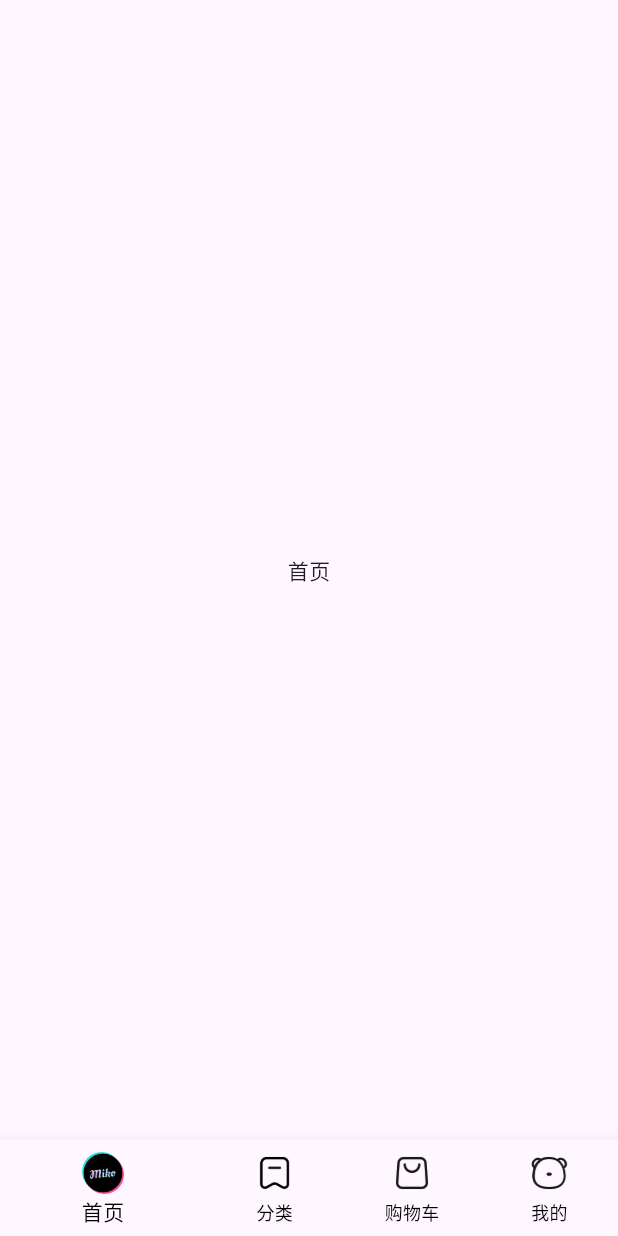
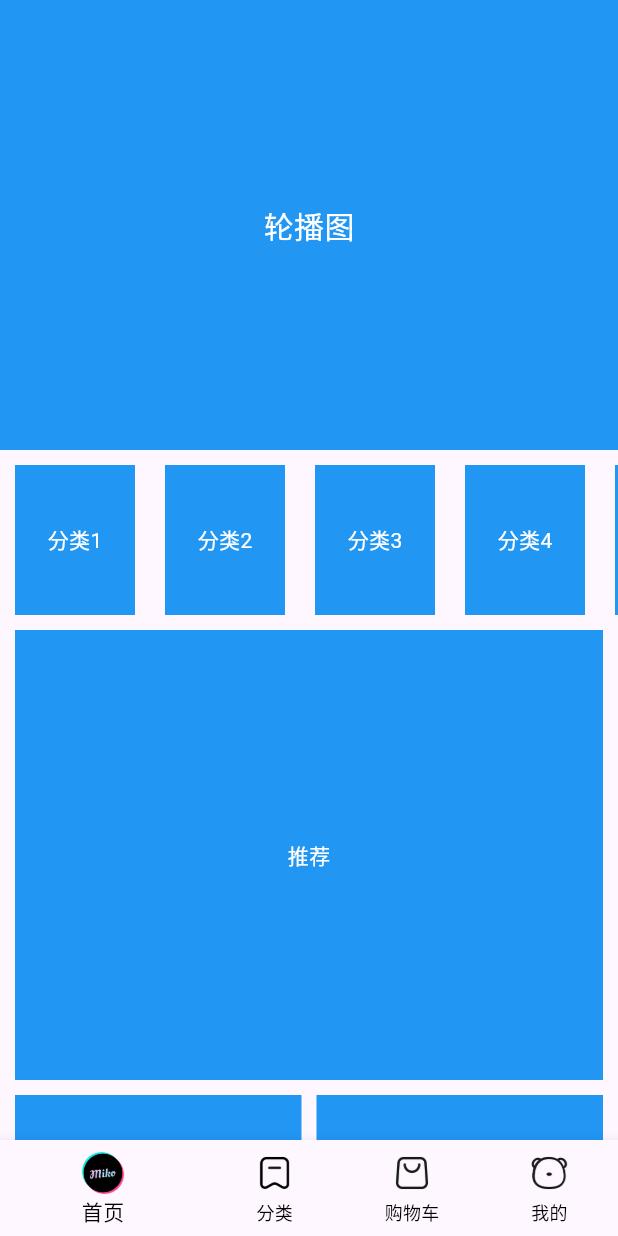
Before and after one commit to shzdwghzjxcbtT-T/flutter_study, a Flutter app: the screen it shows after launch, on a phone screen of 412 x 824 dp. Run offline on Flutter 3.47's test engine with Material 3 defaults, Android fonts, the phone set to English and light mode, and no system bars.

Commit message:
完成首页基础布局

```diff
--- /dev/null
+++ b/lib/components/Home/HmCategory.dart
@@ -0,0 +1,34 @@
+import 'package:flutter/material.dart';
+
+class HmCategory extends StatefulWidget {
+  HmCategory({Key? key}) : super(key: key);
+
+  @override
+  _HmCategoryState createState() => _HmCategoryState();
+}
+
+class _HmCategoryState extends State<HmCategory> {
+  @override
+  Widget build(BuildContext context) {
+    return SizedBox(
+      height: 100,
+      child: ListView.builder(
+        scrollDirection: Axis.horizontal,
+        itemCount: 10,
+        itemBuilder: (BuildContext context, int index) {
+          return Container(
+            alignment: Alignment.center,
+            width: 80,
+            height: 100,
+            color: Colors.blue,
+            child: Text(
+              "分类${index + 1}",
+              style: TextStyle(color: Colors.white),
+            ),
+            margin: EdgeInsets.symmetric(horizontal: 10),
+          );
+        },
+      ),
+    );
+  }
+}
--- /dev/null
+++ b/lib/components/Home/HmHot.dart
@@ -0,0 +1,20 @@
+import 'package:flutter/material.dart';
+
+class HmHot extends StatefulWidget {
+  HmHot({Key? key}) : super(key: key);
+
+  @override
+  _HmHotState createState() => _HmHotState();
+}
+
+class _HmHotState extends State<HmHot> {
+  @override
+  Widget build(BuildContext context) {
+    return Container(
+      height: 200,
+      color: Colors.blue,
+      alignment: Alignment.center,
+      child: Text('爆款推荐', style: TextStyle(color: Colors.white)),
+    );
+  }
+}
--- /dev/null
+++ b/lib/components/Home/HmMoreList.dart
@@ -0,0 +1,28 @@
+import 'package:flutter/material.dart';
+
+class HmMoreList extends StatefulWidget {
+  HmMoreList({Key? key}) : super(key: key);
+
+  @override
+  _HmMoreListState createState() => _HmMoreListState();
+}
+
+class _HmMoreListState extends State<HmMoreList> {
+  @override
+  Widget build(BuildContext context) {
+    return SliverGrid.builder(
+      gridDelegate: SliverGridDelegateWithFixedCrossAxisCount(
+        crossAxisCount: 2,
+        mainAxisSpacing: 10,
+        crossAxisSpacing: 10,
+      ),
+      itemBuilder: (BuildContext context, int index) {
+        return Container(
+          color: Colors.blue,
+          alignment: Alignment.center,
+          child: Text("商品", style: TextStyle(color: Colors.white)),
+        );
+      },
+    );
+  }
+}
--- /dev/null
+++ b/lib/components/Home/HmSlider.dart
@@ -0,0 +1,20 @@
+import 'package:flutter/material.dart';
+
+class HmSlider extends StatefulWidget {
+  HmSlider({Key? key}) : super(key: key);
+
+  @override
+  _HmSliderState createState() => _HmSliderState();
+}
+
+class _HmSliderState extends State<HmSlider> {
+  @override
+  Widget build(BuildContext context) {
+    return Container(
+      height: 300,
+      color: Colors.blue,
+      alignment: Alignment.center,
+      child: Text("轮播图", style: TextStyle(fontSize: 20, color: Colors.white)),
+    );
+  }
+}
--- /dev/null
+++ b/lib/components/Home/HmSuggestion.dart
@@ -0,0 +1,23 @@
+import 'package:flutter/material.dart';
+
+class HmSuggestion extends StatefulWidget {
+  HmSuggestion({Key? key}) : super(key: key);
+
+  @override
+  _HmSuggestionState createState() => _HmSuggestionState();
+}
+
+class _HmSuggestionState extends State<HmSuggestion> {
+  @override
+  Widget build(BuildContext context) {
+    return Padding(
+      padding: EdgeInsets.symmetric(horizontal: 10),
+      child: Container(
+        color: Colors.blue,
+        alignment: Alignment.center,
+        height: 300,
+        child: Text("推荐", style: TextStyle(color: Colors.white)),
+      ),
+    );
+  }
+}
--- a/lib/pages/Home/index.dart
+++ b/lib/pages/Home/index.dart
@@ -1,4 +1,9 @@
 import 'package:flutter/material.dart';
+import 'package:hm_shop/components/Home/HmCategory.dart';
+import 'package:hm_shop/components/Home/HmMoreList.dart';
+import 'package:hm_shop/components/Home/HmSlider.dart';
+import 'package:hm_shop/components/Home/HmSuggestion.dart';
+import 'package:hm_shop/components/Home/HmHot.dart';
 
 class HomeView extends StatefulWidget {
   HomeView({Key? key}) : super(key: key);
@@ -8,8 +13,35 @@ class HomeView extends StatefulWidget {
 }
 
 class _HomeViewState extends State<HomeView> {
+  //获取滚动容器的内容
+  List<Widget> _getScrollContent() {
+    return [
+      SliverToBoxAdapter(child: HmSlider()), //轮播图组件
+      SliverToBoxAdapter(child: SizedBox(height: 10)), //放置间距组件
+      SliverToBoxAdapter(child: HmCategory()), //分类组件
+      SliverToBoxAdapter(child: SizedBox(height: 10)), //放置间距组件
+      SliverToBoxAdapter(child: HmSuggestion()), //推荐组件
+      SliverToBoxAdapter(child: SizedBox(height: 10)), //放置间距组件
+      SliverToBoxAdapter(
+        child: Padding(
+          padding: EdgeInsets.symmetric(horizontal: 10),
+          child: Flex(
+            direction: Axis.horizontal,
+            children: [
+              Expanded(child: HmHot()),
+              SizedBox(width: 10),
+              Expanded(child: HmHot()),
+            ],
+          ),
+        ),
+      ),
+      SliverToBoxAdapter(child: SizedBox(height: 10)), //放置间距组件
+      HmMoreList(),
+    ];
+  }
+
   @override
   Widget build(BuildContext context) {
-    return Center(child: Text('首页'));
+    return CustomScrollView(slivers: _getScrollContent());
   }
 }
```
